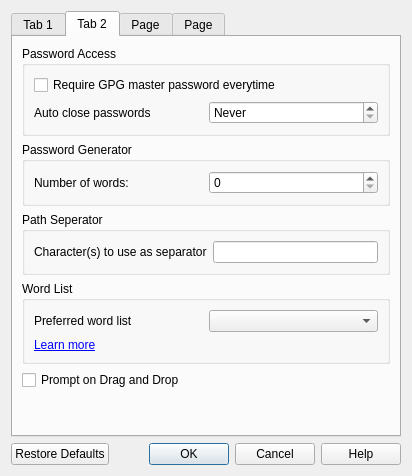
Before: the Qt Designer form ui/preferencesdialog.ui in sysal1280/passwords, drawn with Qt 5.
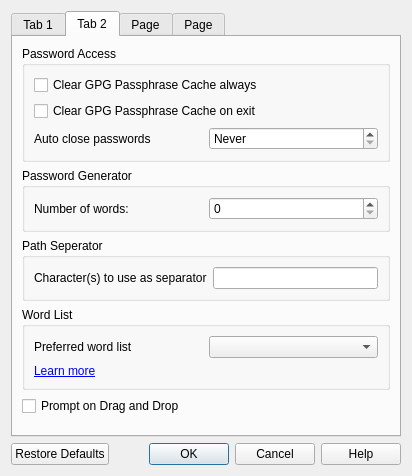
After: the same form once the commit is applied. The open tabs and pages were chosen to show the change.

What changed in the file:
```diff
--- a/ui/preferencesdialog.ui
+++ b/ui/preferencesdialog.ui
@@ -172,14 +172,7 @@
           <string>Password Access</string>
          </property>
          <layout class="QGridLayout" name="gridLayout_6">
-          <item row="0" column="0">
-           <widget class="QCheckBox" name="checkBoxKillGPGAgent">
-            <property name="text">
-             <string>Require GPG master password everytime</string>
-            </property>
-           </widget>
-          </item>
-          <item row="1" column="0">
+          <item row="2" column="0">
            <layout class="QHBoxLayout" name="horizontalLayout_3">
             <item>
              <widget class="QLabel" name="label_4">
@@ -200,6 +193,20 @@
             </item>
            </layout>
           </item>
+          <item row="0" column="0">
+           <widget class="QCheckBox" name="checkBoxKillGPGAgent">
+            <property name="text">
+             <string>Clear GPG Passphrase Cache always</string>
+            </property>
+           </widget>
+          </item>
+          <item row="1" column="0">
+           <widget class="QCheckBox" name="checkBoxKillGPGAgentExit">
+            <property name="text">
+             <string>Clear GPG Passphrase Cache on exit</string>
+            </property>
+           </widget>
+          </item>
          </layout>
         </widget>
        </item>
```
Left out of the diff: 2 changed lines with no effect on the pictures.
